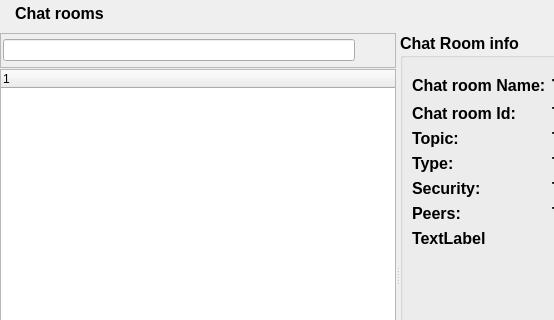
First picture: the form in retroshare-gui/src/gui/ChatLobbyWidget.ui, repository RetroShare/RetroShare, before the edit; both pictures show x 0 to 554 and y 0 to 320 of the 803 by 517 pixel window.
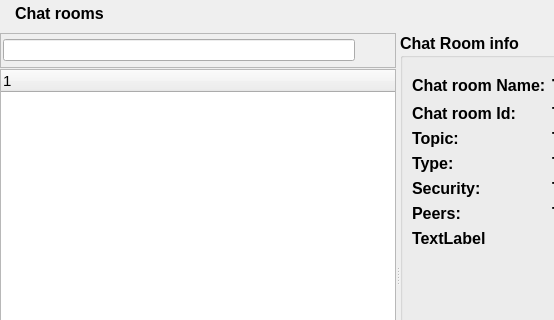
Second picture: the form after the edit. Icons and pictures are not drawn. Custom widgets are drawn as their Qt base class.

Patch:
```diff
--- a/retroshare-gui/src/gui/ChatLobbyWidget.ui
+++ b/retroshare-gui/src/gui/ChatLobbyWidget.ui
@@ -191,6 +191,11 @@
        </item>
        <item>
         <widget class="RSTreeWidget" name="lobbyTreeWidget">
+         <property name="font">
+          <font>
+           <pointsize>11</pointsize>
+          </font>
+         </property>
          <property name="iconSize">
           <size>
            <width>16</width>
```
Left out of the diff: 5 changed lines with no effect on the pictures.
